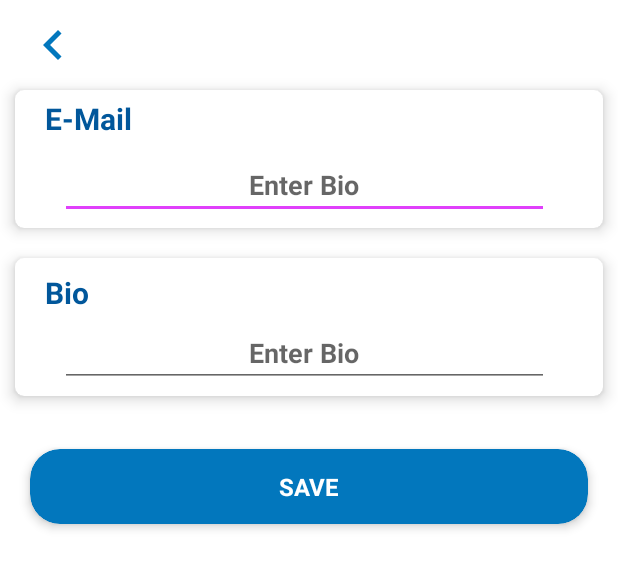
After one commit to NileshTak/ShareSavari, an Android app: the layout activity_edit_prof.xml on its own in the app's theme, with its tools: preview values and no code run, on a phone screen of 412 x 824 dp. The commit adds this screen. Shown: the top 569 px of the screen. Run offline under Robolectric (Android 15) with nearby library versions, the phone set to English and light mode, and no system bars; network calls fail.

Commit message:
Working n edit prof

```diff
--- a/app/src/main/java/com/ddsio/productionapp/sharesavari/SearchScreen/child/CoPasList.kt
+++ b/app/src/main/java/com/ddsio/productionapp/sharesavari/SearchScreen/child/CoPasList.kt
@@ -245,7 +245,7 @@ class CoPasList : AppCompatActivity() {
             }
 
             viewHolder.itemView.cvContact.setOnClickListener {
-                var user = User(customers.id.toString() , customers.first_name,pojoWithData.image.toString())
+                var user = User(customers.id.toString() , customers.first_name!!,pojoWithData.image.toString())
 
                 val intent = Intent(viewHolder.itemView.cvContact.context, ChatLogActivity::class.java)
                 intent.putExtra(NewMessageActivity.USER_KEY,user)
--- a/app/src/main/java/com/ddsio/productionapp/sharesavari/SearchScreen/child/PendingReq.kt
+++ b/app/src/main/java/com/ddsio/productionapp/sharesavari/SearchScreen/child/PendingReq.kt
@@ -252,7 +252,7 @@ class PendingReq : AppCompatActivity() {
 
 
             viewHolder.itemView.cvContact.setOnClickListener {
-                var user = User(customers.id.toString() , customers.first_name,pojoWithData.image.toString())
+                var user = User(customers.id.toString() , customers.first_name!!,pojoWithData.image.toString())
 
                 val intent = Intent(viewHolder.itemView.cvContact.context, ChatLogActivity::class.java)
                 intent.putExtra(NewMessageActivity.USER_KEY,user)
--- a/app/src/main/java/com/ddsio/productionapp/sharesavari/SearchScreen/child/RideDetails.kt
+++ b/app/src/main/java/com/ddsio/productionapp/sharesavari/SearchScreen/child/RideDetails.kt
@@ -1129,7 +1129,7 @@ class RideDetails : AppCompatActivity(), OnMapReadyCallback,
         val url = "http://login.bulksmsgateway.in/sendmessage.php?user=prasadbirari&password=Janardan1&mobile=${userProf.mobile}&message=${msg}&sender=WEBSMS&type=3"
 
         Log.d("smsentvjjnd", url.toString())
-        Log.d("smsentvjjnd", userProf.mobile )
+        Log.d("smsentvjjnd", userProf.mobile!!)
         val jsonObjRequest: StringRequest = object : StringRequest(
             Method.GET,
             url,
--- /dev/null
+++ b/app/src/main/res/layout/activity_edit_prof.xml
@@ -0,0 +1,201 @@
+<?xml version="1.0" encoding="utf-8"?>
+<LinearLayout xmlns:android="http://schemas.android.com/apk/res/android"
+    xmlns:app="http://schemas.android.com/apk/res-auto"
+    xmlns:tools="http://schemas.android.com/tools"
+    android:layout_width="match_parent"
+    android:layout_height="wrap_content"
+    android:orientation="vertical"
+    tools:context=".ProfileScreen.EditProf">
+
+    <LinearLayout
+        android:id="@+id/llTop"
+        android:layout_width="match_parent"
+        android:orientation="vertical"
+        android:visibility="visible"
+        android:layout_height="wrap_content">
+
+        <ImageView
+            android:id="@+id/ivBa"
+            android:layout_width="40dp"
+            android:layout_marginStart="15dp"
+            android:src="@drawable/ic_baseline_chevron_left_24_white"
+            android:tint="@color/colorPrimary"
+            android:layout_marginTop="10dp"
+            android:layout_height="40dp"/>
+
+    </LinearLayout>
+
+
+    <androidx.cardview.widget.CardView
+        android:layout_margin="10dp"
+        app:cardElevation="6dp"
+        app:cardCornerRadius="6dp"
+        android:layout_width="match_parent"
+        android:layout_height="wrap_content">
+
+        <LinearLayout
+            android:orientation="vertical"
+            android:layout_width="match_parent"
+            android:layout_marginEnd="6dp"
+            android:layout_marginTop="5dp"
+            android:layout_height="wrap_content">
+
+            <TextView
+                android:layout_width="wrap_content"
+                android:layout_height="wrap_content"
+                android:text="E-Mail"
+                android:textStyle="bold"
+                android:textColor="@color/colorPrimaryDark"
+
+                android:layout_marginStart="20dp"
+                android:layout_marginBottom="8dp"
+                app:fontPath = "Comfortaa-Bold.ttf"
+                android:textSize="20sp"
+                android:textAlignment="center"
+                tools:ignore="MissingPrefix"  />
+
+
+
+            <EditText
+                android:id="@+id/tvEMail"
+                android:layout_marginStart="30dp"
+                android:layout_marginEnd="30dp"
+                android:layout_width="match_parent"
+                android:layout_height="wrap_content"
+                android:textStyle="bold"
+                android:layout_marginBottom="6dp"
+                android:textColor="@color/colorPrimary"
+                android:textSize="18sp"
+                android:visibility="visible"
+                android:hint="Enter Bio"
+                android:layout_gravity="center_horizontal"
+                app:fontPath = "Comfortaa-Bold.ttf"
+                android:textAlignment="center"
+                tools:ignore="MissingPrefix"  />
+
+
+        </LinearLayout>
+
+    </androidx.cardview.widget.CardView>
+    <androidx.cardview.widget.CardView
+        android:id="@+id/cvBio"
+        android:layout_margin="10dp"
+        app:cardElevation="6dp"
+        app:cardCornerRadius="6dp"
+        android:layout_width="match_parent"
+        android:layout_height="wrap_content">
+
+        <LinearLayout
+            android:orientation="vertical"
+            android:layout_width="match_parent"
+            android:layout_marginEnd="6dp"
+            android:layout_marginTop="5dp"
+            android:layout_height="wrap_content">
+
+            <RelativeLayout
+                android:layout_width="match_parent"
+                android:layout_height="wrap_content">
+
+                <TextView
+                    android:layout_width="wrap_content"
+                    android:layout_height="wrap_content"
+                    android:text="Bio"
+                    android:layout_centerVertical="true"
+                    android:textStyle="bold"
+                    android:textColor="@color/colorPrimaryDark"
+                    android:layout_marginStart="20dp"
+                    android:layout_marginBottom="8dp"
+                    app:fontPath = "Comfortaa-Bold.ttf"
+                    android:textSize="20sp"
+                    android:textAlignment="center"
+                    tools:ignore="MissingPrefix"  />
+
+                <ImageView
+                    android:id="@+id/ivEditB"
+                    android:layout_alignParentEnd="true"
+                    android:layout_width="30dp"
+                    android:visibility="gone"
+                    android:layout_centerVertical="true"
+                    android:layout_marginEnd="20dp"
+                    android:src="@drawable/ic_baseline_edit_24"
+                    android:layout_marginTop="30dp"
+                    android:layout_height="30dp"/>
+
+            </RelativeLayout>
+
+
+            <EditText
+                android:id="@+id/etBioE"
+                android:layout_marginStart="30dp"
+                android:layout_marginEnd="30dp"
+                android:layout_width="match_parent"
+                android:layout_height="wrap_content"
+                android:textStyle="bold"
+                android:layout_marginBottom="6dp"
+                android:textColor="@color/colorPrimary"
+                android:textSize="18sp"
+                android:visibility="visible"
+                android:hint="Enter Bio"
+                android:layout_gravity="center_horizontal"
+                app:fontPath = "Comfortaa-Bold.ttf"
+                android:textAlignment="center"
+                tools:ignore="MissingPrefix"  />
+
+            <TextView
+                android:id="@+id/tvBioE"
+                android:layout_width="wrap_content"
+                android:visibility="gone"
+                android:layout_height="wrap_content"
+                android:text="Bio"
+                android:layout_gravity="center_horizontal"
+                android:layout_centerVertical="true"
+                android:textStyle="bold"
+                android:textColor="@color/textColor"
+                android:layout_marginStart="20dp"
+                android:layout_marginBottom="8dp"
+                android:textSize="18sp"
+                android:textAlignment="center"
+                tools:ignore="MissingPrefix"  />
+
+        </LinearLayout>
+
+
+    </androidx.cardview.widget.CardView>
+
+    <androidx.cardview.widget.CardView
+        android:id="@+id/cvSaveE"
+        android:layout_width="match_parent"
+        app:cardCornerRadius="20dp"
+        android:background="?attr/selectableItemBackground"
+        android:clickable="true"
+        android:visibility="visible"
+        app:cardElevation="4dp"
+        android:layout_alignParentBottom="true"
+        android:layout_marginTop="25dp"
+        android:layout_marginBottom="20dp"
+        android:layout_marginStart="20dp"
+        android:layout_marginEnd="20dp"
+        app:cardBackgroundColor="@color/colorPrimary"
+        android:layout_height="50dp">
+
+        <RelativeLayout
+            android:layout_width="match_parent"
+            android:layout_height="match_parent">
+
+            <TextView
+                android:layout_width="match_parent"
+                android:text="SAVE"
+                android:textColor="@color/md_white_1000"
+                android:gravity="center"
+                android:singleLine="true"
+                android:textStyle="bold"
+                tools:ignore="MissingPrefix"
+                fontPath="Comfortaa-Bold.ttf"
+                android:textSize="16dp"
+                android:layout_height="match_parent"/>
+
+        </RelativeLayout>
+
+    </androidx.cardview.widget.CardView>
+
+    </LinearLayout>
--- a/app/src/main/res/layout/activity_main.xml
+++ b/app/src/main/res/layout/activity_main.xml
@@ -153,7 +153,7 @@
             android:hint="Mobile Number"
             fontPath="Comfortaa-Bold.ttf"
             android:textSize="20dp"
-            android:inputType="textEmailAddress"
+            android:inputType="number"
             tools:ignore="MissingPrefix"
             android:textColor="@color/md_black_1000"
             android:layout_marginStart="20dp"
```
Also changed, not shown: app/src/main/AndroidManifest.xml (+4 -3 lines), app/src/main/java/com/ddsio/productionapp/sharesavari/CommonUtils/Model.kt (+15 -15 lines), app/src/main/java/com/ddsio/productionapp/sharesavari/MainActivity.kt (+13 -10 lines), app/src/main/java/com/ddsio/productionapp/sharesavari/ProfileScreen/EditProf.kt (added, +134 -0 lines), app/src/main/java/com/ddsio/productionapp/sharesavari/ProfileScreen/ProfileScreen.kt (+32 -2 lines), app/src/main/java/com/ddsio/productionapp/sharesavari/SearchScreen/child/DriverProfile.kt (+89 -5 lines), app/src/main/res/drawable/ic_baseline_more_vert_24.xml (added, +10 -0 lines), app/src/main/res/layout/activity_driver_profile.xml (+17 -0 lines), app/src/main/res/layout/fragment_profile_screen.xml (+38 -2 lines).
